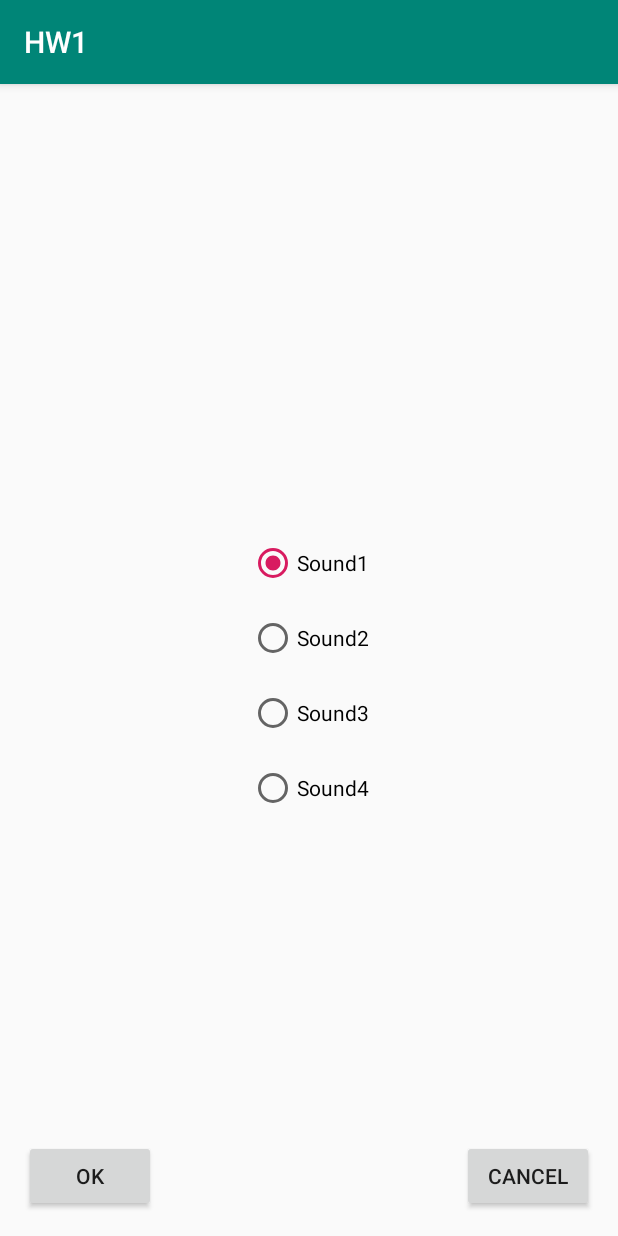
After one commit to mikolaj6r/Android-HW1, an Android app: the ChangeSound screen opened directly, with no data from a screen before it, on a phone screen of 412 x 824 dp. The commit adds this screen. Run offline under Robolectric (Android 15) with nearby library versions, the phone set to English and light mode, and no system bars.

Commit message:
Add changeContact and changeSound

```diff
--- a/app/src/main/AndroidManifest.xml
+++ b/app/src/main/AndroidManifest.xml
@@ -9,6 +9,8 @@
         android:roundIcon="@mipmap/ic_launcher_round"
         android:supportsRtl="true"
         android:theme="@style/AppTheme">
+        <activity android:name=".ChangeSound"></activity>
+        <activity android:name=".ChangeContact" />
         <activity
             android:name=".MainActivity"
             android:label="@string/app_name"
--- /dev/null
+++ b/app/src/main/java/com/mr/hw1/ChangeSound.java
@@ -0,0 +1,17 @@
+package com.mr.hw1;
+
+import android.support.v7.app.AppCompatActivity;
+import android.os.Bundle;
+import android.view.View;
+
+public class ChangeSound extends AppCompatActivity {
+
+    @Override
+    protected void onCreate(Bundle savedInstanceState) {
+        super.onCreate(savedInstanceState);
+        setContentView(R.layout.activity_change_sound);
+    }
+
+    public void onRadioButtonClicked(View view) {
+    }
+}
--- /dev/null
+++ b/app/src/main/res/layout/activity_change_sound.xml
@@ -0,0 +1,84 @@
+<?xml version="1.0" encoding="utf-8"?>
+<android.support.constraint.ConstraintLayout xmlns:android="http://schemas.android.com/apk/res/android"
+    xmlns:app="http://schemas.android.com/apk/res-auto"
+    xmlns:tools="http://schemas.android.com/tools"
+    android:layout_width="match_parent"
+    android:layout_height="match_parent"
+    tools:context=".ChangeSound">
+    <RadioGroup
+        android:id="@+id/radioGroup"
+        android:layout_width="0dp"
+        android:layout_height="wrap_content"
+        android:layout_centerHorizontal="true"
+        android:layout_marginStart="8dp"
+        android:layout_marginTop="8dp"
+        android:layout_marginEnd="8dp"
+        android:layout_marginBottom="8dp"
+        app:layout_constraintBottom_toBottomOf="parent"
+        app:layout_constraintEnd_toEndOf="parent"
+        app:layout_constraintStart_toStartOf="parent"
+        app:layout_constraintTop_toTopOf="parent">
+
+        <RadioButton
+            android:id="@+id/sound1"
+            android:layout_width="wrap_content"
+            android:layout_height="30dp"
+            android:layout_centerHorizontal="true"
+            android:layout_gravity="center_horizontal"
+            android:layout_marginTop="20dp"
+            android:checked="true"
+            android:onClick="onRadioButtonClicked"
+            android:text="@string/sound1" />
+        <RadioButton
+            android:id="@+id/sound2"
+            android:layout_width="wrap_content"
+            android:layout_height="30dp"
+            android:layout_below="@+id/sound1"
+            android:layout_centerHorizontal="true"
+            android:layout_gravity="center_horizontal"
+            android:layout_marginTop="20dp"
+            android:onClick="onRadioButtonClicked"
+            android:text="@string/sound2" />
+        <RadioButton
+            android:id="@+id/sound3"
+            android:layout_width="wrap_content"
+            android:layout_height="30dp"
+            android:layout_below="@+id/sound2"
+            android:layout_centerHorizontal="true"
+            android:layout_gravity="center_horizontal"
+            android:layout_marginTop="20dp"
+            android:onClick="onRadioButtonClicked"
+            android:text="@string/sound3" />
+        <RadioButton
+            android:id="@+id/sound4"
+            android:layout_width="wrap_content"
+            android:layout_height="30dp"
+            android:layout_below="@+id/sound3"
+            android:layout_centerHorizontal="true"
+            android:layout_gravity="center_horizontal"
+            android:layout_marginTop="20dp"
+            android:onClick="onRadioButtonClicked"
+            android:text="@string/sound4" />
+    </RadioGroup>
+
+
+    <Button
+    android:id="@+id/button5"
+    android:layout_width="wrap_content"
+    android:layout_height="wrap_content"
+    android:layout_marginEnd="16dp"
+    android:layout_marginBottom="16dp"
+    android:text="@string/cancel"
+    app:layout_constraintBottom_toBottomOf="parent"
+    app:layout_constraintEnd_toEndOf="parent" />
+
+<Button
+    android:id="@+id/button6"
+    android:layout_width="wrap_content"
+    android:layout_height="wrap_content"
+    android:layout_marginStart="16dp"
+    android:layout_marginBottom="16dp"
+    android:text="@string/ok"
+    app:layout_constraintBottom_toBottomOf="parent"
+    app:layout_constraintStart_toStartOf="parent" />
+</android.support.constraint.ConstraintLayout>
--- a/app/src/main/res/values/strings.xml
+++ b/app/src/main/res/values/strings.xml
@@ -5,4 +5,14 @@
     <string name="change_contact">Change Contact</string>
     <string name="change_sound">Change Sound</string>
     <string name="contact_img_desc">Contact Image</string>
+    <string name="cancel">Cancel</string>
+    <string name="ok">OK</string>
+    <string name="sound1">Sound1</string>
+    <string name="sound2">Sound2</string>
+    <string name="sound3" >Sound3</string>
+    <string name="sound4">Sound4</string>
+    <string name="sound5">Sound5</string>
+    <string name="sound6">Sound6</string>
+    <string name="sound7">Sound7</string>
+    <string name="sound8">Sound8</string>
 </resources>
```
Also changed, not shown: app/src/main/java/com/mr/hw1/ChangeContact.java (added, +13 -0 lines), app/src/main/res/layout/activity_change_contact.xml (added, +43 -0 lines), app/src/main/res/values/arrays.xml (+22 -0 lines).
